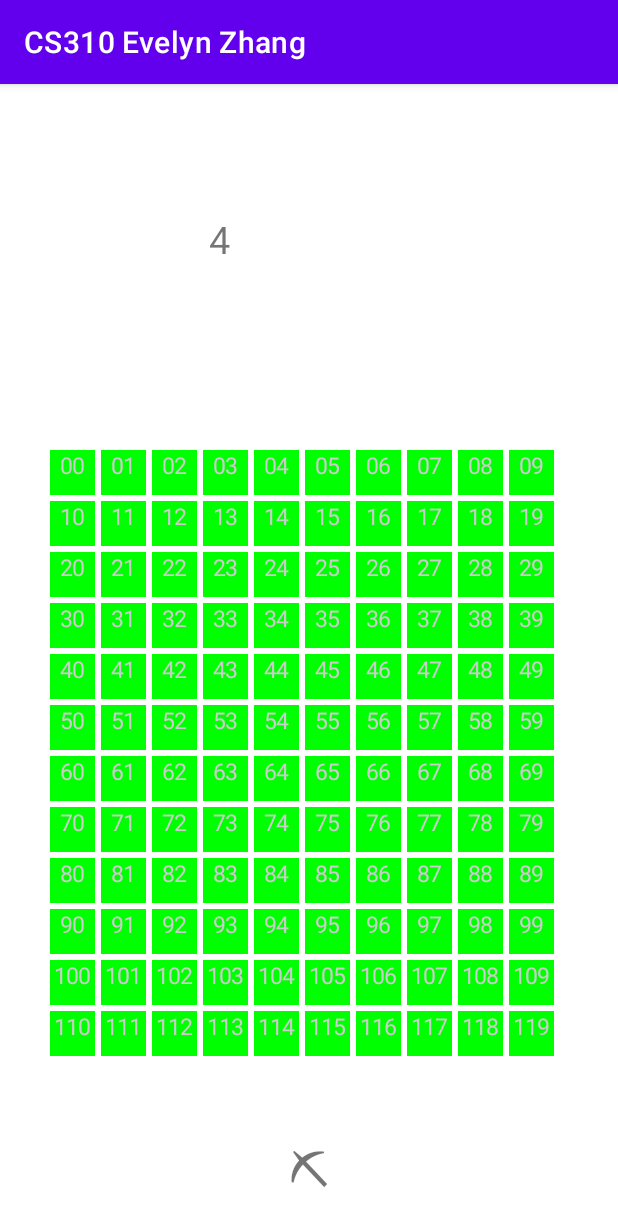
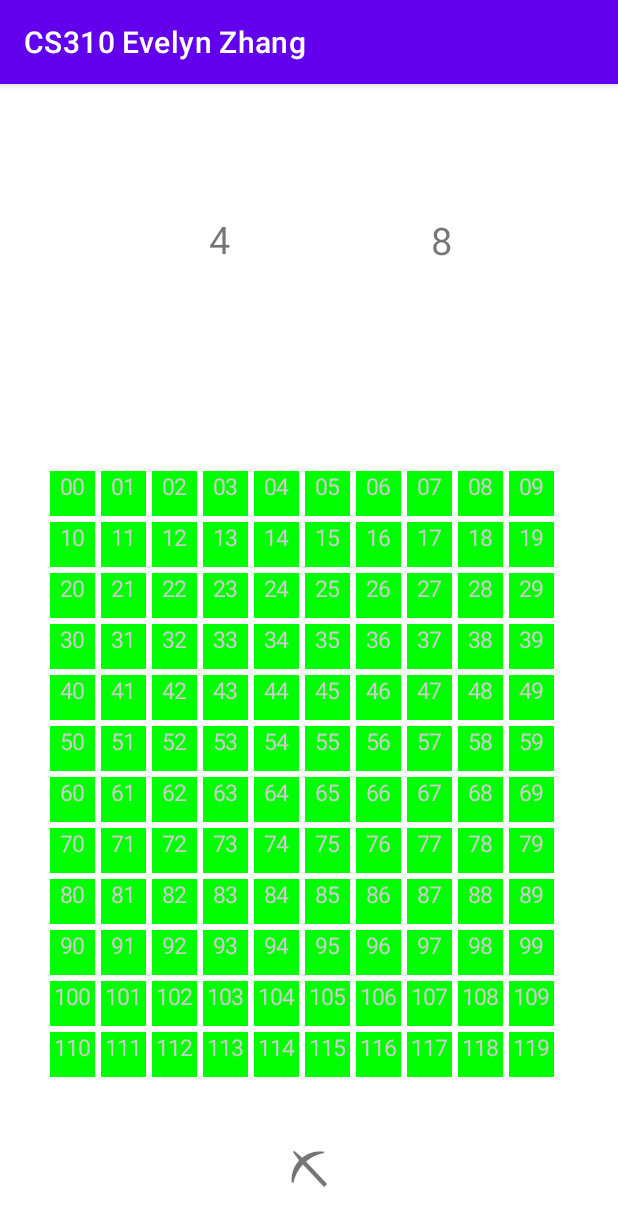
Before and after one commit to evey-zhang/MinesweeperAndroid, an Android app: the screen it shows after launch (MainActivity), on a phone screen of 412 x 824 dp. Shown: the top 1226 px of the screen. Run offline under Robolectric (Android 15) with nearby library versions, the phone set to English and light mode, and no system bars.

Commit message:
Start building end page

```diff
--- a/app/src/main/AndroidManifest.xml
+++ b/app/src/main/AndroidManifest.xml
@@ -14,6 +14,9 @@
         android:theme="@style/Theme.Minesweeper"
         tools:targetApi="31">
         <activity
+            android:name=".MainActivity2"
+            android:exported="false" />
+        <activity
             android:name=".MainActivity"
             android:exported="true">
             <intent-filter>
--- a/app/src/main/java/com/example/minesweeper/MainActivity.java
+++ b/app/src/main/java/com/example/minesweeper/MainActivity.java
@@ -6,6 +6,7 @@ import androidx.gridlayout.widget.GridLayout;
 import android.content.res.Resources;
 import android.graphics.Color;
 import android.os.Bundle;
+import android.os.Handler;
 import android.util.Log;
 import android.view.View;
 import android.widget.TextView;
@@ -30,6 +31,8 @@ public class MainActivity extends AppCompatActivity {
     private ArrayList<Cell> mines;
     private boolean flagMode;
     private int flagsLeft = 4;
+    private int clock = 0;
+    private boolean running = false;
     //CREATE TEXTVIEW OBJECTS FOR IMAGES
 
     private int dpToPixel(int dp) {
@@ -83,6 +86,8 @@ public class MainActivity extends AppCompatActivity {
         }
         placeMines();
         searchAdjacent();
+        running = true;
+        runTimer();
         System.out.println(printCells(cellArr));
 
     }
@@ -223,6 +228,24 @@ public class MainActivity extends AppCompatActivity {
         flagMode = false;
     }
 
+    private void runTimer() {
+        final TextView timeView = (TextView) findViewById(R.id.time);
+        final Handler handler = new Handler();
+
+        handler.post(new Runnable() {
+            @Override
+            public void run() {
+                int seconds = clock%60;
+                String time = Integer.toString(seconds);
+                timeView.setText(time);
+
+                if (running) {
+                    clock++;
+                }
+                handler.postDelayed(this, 1000);
+            }
+        });
+    }
 
     public void onClickTV(View view){
         TextView tv = (TextView) view;
@@ -258,9 +281,6 @@ public class MainActivity extends AppCompatActivity {
                 flag_number.setText(Integer.toString(flagsLeft));
                 currCell.setFlagged(false);
             }
-
-
-
         }
 
 
--- a/app/src/main/res/layout/activity_main.xml
+++ b/app/src/main/res/layout/activity_main.xml
@@ -28,9 +28,10 @@
         app:columnCount="10"
         app:layout_constraintBottom_toBottomOf="parent"
         app:layout_constraintEnd_toEndOf="parent"
+        app:layout_constraintHorizontal_bias="0.666"
         app:layout_constraintStart_toStartOf="parent"
         app:layout_constraintTop_toTopOf="parent"
-        app:layout_constraintVertical_bias="0.74"
+        app:layout_constraintVertical_bias="0.789"
         app:rowCount="12">
 
 
@@ -97,7 +98,7 @@
         android:textSize="32sp"
         app:layout_constraintBottom_toBottomOf="parent"
         app:layout_constraintEnd_toEndOf="parent"
-        app:layout_constraintHorizontal_bias="0.75"
+        app:layout_constraintHorizontal_bias="0.60"
         app:layout_constraintStart_toStartOf="parent"
         app:layout_constraintTop_toTopOf="parent"
         app:layout_constraintVertical_bias="0.118" />
@@ -133,5 +134,19 @@
         tools:layout_editor_absoluteX="133dp"
         tools:layout_editor_absoluteY="87dp" />
 
+    <TextView
+        android:id="@+id/time"
+        android:layout_width="29dp"
+        android:layout_height="33dp"
+        android:text="0"
+        android:textSize="25sp"
+
+        app:layout_constraintBottom_toBottomOf="parent"
+        app:layout_constraintEnd_toEndOf="parent"
+        app:layout_constraintHorizontal_bias="0.751"
+        app:layout_constraintStart_toStartOf="parent"
+        app:layout_constraintTop_toTopOf="parent"
+        app:layout_constraintVertical_bias="0.118" />
+
 
 </androidx.constraintlayout.widget.ConstraintLayout>
```
Also changed, not shown: app/src/main/java/com/example/minesweeper/MainActivity2.java (added, +14 -0 lines), app/src/main/res/layout/activity_main2.xml (added, +31 -0 lines).
